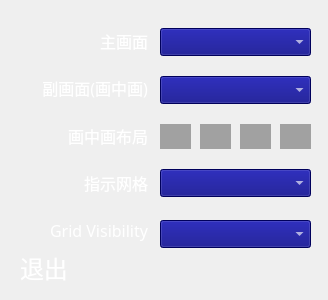
First picture: the form in HIScreenMenu/qdlgdisplay.ui, repository SZPioneer/FMZVLC, before the edit.
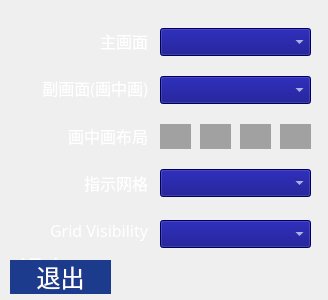
Second picture: the form after the edit. Custom widgets are drawn as their Qt base class.

```diff
--- a/HIScreenMenu/qdlgdisplay.ui
+++ b/HIScreenMenu/qdlgdisplay.ui
@@ -297,6 +297,30 @@
     <string notr="true">background-color: rgb(161, 161, 161);</string>
    </property>
   </widget>
+  <widget class="QPushButton" name="pushButton_exit">
+   <property name="geometry">
+    <rect>
+     <x>10</x>
+     <y>260</y>
+     <width>101</width>
+     <height>34</height>
+    </rect>
+   </property>
+   <property name="font">
+    <font>
+     <family>微软雅黑</family>
+     <pointsize>18</pointsize>
+    </font>
+   </property>
+   <property name="styleSheet">
+    <string notr="true">background-color: rgb(29,59,140);
+color: rgb(255, 255, 255);
+border:none</string>
+   </property>
+   <property name="text">
+    <string>退出</string>
+   </property>
+  </widget>
  </widget>
  <customwidgets>
   <customwidget>
```
